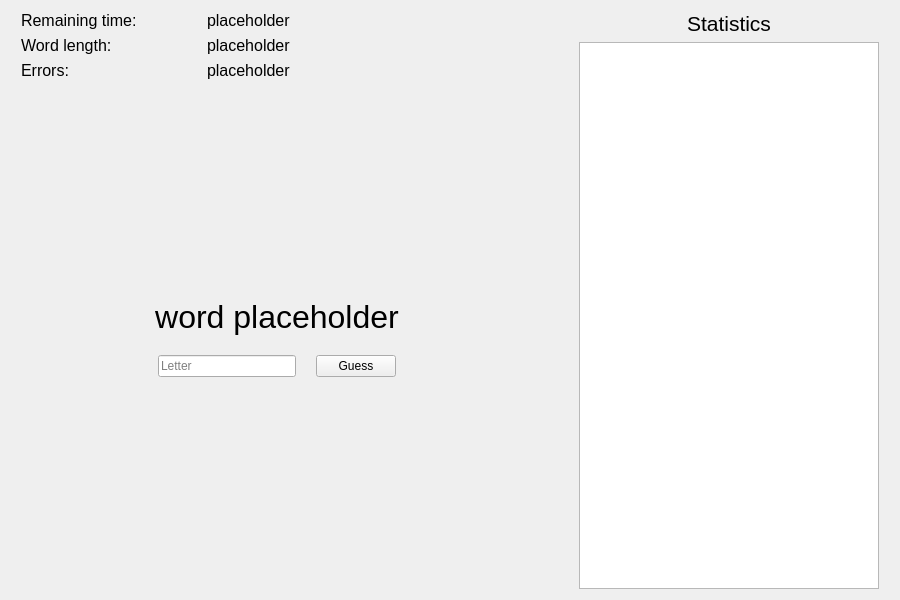
Above: src/client/GameWidget.ui from mikolajdlugolecki/hangman-online before the change. Below: the same form after it.
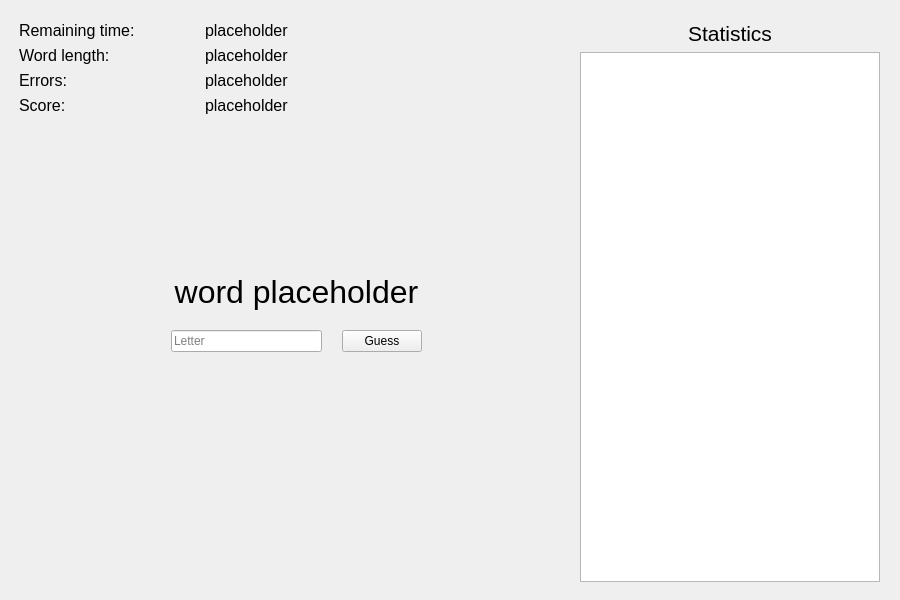
That is the form after the change.

Commit message: Add current user score under other labels

The edit to the form file:
```diff
--- a/src/client/GameWidget.ui
+++ b/src/client/GameWidget.ui
@@ -13,39 +13,19 @@
   <property name="windowTitle">
    <string>Form</string>
   </property>
-  <layout class="QGridLayout" name="gridLayout_2">
-   <item row="0" column="2">
-    <spacer name="horizontalSpacer">
-     <property name="orientation">
-      <enum>Qt::Horizontal</enum>
-     </property>
-     <property name="sizeType">
-      <enum>QSizePolicy::Minimum</enum>
-     </property>
-     <property name="sizeHint" stdset="0">
-      <size>
-       <width>40</width>
-       <height>20</height>
-      </size>
-     </property>
-    </spacer>
-   </item>
-   <item row="0" column="1">
-    <layout class="QGridLayout" name="gridLayout">
-     <item row="6" column="0">
-      <spacer name="verticalSpacer">
-       <property name="orientation">
-        <enum>Qt::Vertical</enum>
-       </property>
-       <property name="sizeHint" stdset="0">
-        <size>
-         <width>20</width>
-         <height>40</height>
-        </size>
-       </property>
-      </spacer>
-     </item>
-     <item row="3" column="0">
+  <widget class="QWidget" name="">
+   <property name="geometry">
+    <rect>
+     <x>19</x>
+     <y>21</y>
+     <width>861</width>
+     <height>561</height>
+    </rect>
+   </property>
+   <layout class="QHBoxLayout" name="horizontalLayout_6">
+    <item>
+     <layout class="QVBoxLayout" name="verticalLayout_3">
+      <item>
       <layout class="QHBoxLayout" name="horizontalLayout">
        <item>
         <widget class="QLabel" name="label_3">
@@ -97,11 +77,162 @@
        </item>
       </layout>
      </item>
-     <item row="8" column="0">
+      <item>
+       <layout class="QHBoxLayout" name="horizontalLayout_2">
+        <item>
+         <widget class="QLabel" name="label">
+          <property name="sizePolicy">
+           <sizepolicy hsizetype="Preferred" vsizetype="Preferred">
+            <horstretch>0</horstretch>
+            <verstretch>0</verstretch>
+           </sizepolicy>
+          </property>
+          <property name="maximumSize">
+           <size>
+            <width>180</width>
+            <height>16777215</height>
+           </size>
+          </property>
+          <property name="font">
+           <font>
+            <pointsize>12</pointsize>
+           </font>
+          </property>
+          <property name="text">
+           <string>Word length:</string>
+          </property>
+          <property name="scaledContents">
+           <bool>false</bool>
+          </property>
+         </widget>
+        </item>
+        <item>
+         <widget class="QLabel" name="wordLengthLabel">
+          <property name="sizePolicy">
+           <sizepolicy hsizetype="Preferred" vsizetype="Preferred">
+            <horstretch>0</horstretch>
+            <verstretch>0</verstretch>
+           </sizepolicy>
+          </property>
+          <property name="font">
+           <font>
+            <pointsize>12</pointsize>
+           </font>
+          </property>
+          <property name="text">
+           <string>placeholder</string>
+          </property>
+          <property name="alignment">
+           <set>Qt::AlignLeading|Qt::AlignLeft|Qt::AlignVCenter</set>
+          </property>
+         </widget>
+        </item>
+       </layout>
+      </item>
+      <item>
+       <layout class="QHBoxLayout" name="horizontalLayout_4">
+        <item>
+         <widget class="QLabel" name="label_2">
+          <property name="sizePolicy">
+           <sizepolicy hsizetype="Preferred" vsizetype="Preferred">
+            <horstretch>0</horstretch>
+            <verstretch>0</verstretch>
+           </sizepolicy>
+          </property>
+          <property name="maximumSize">
+           <size>
+            <width>180</width>
+            <height>16777215</height>
+           </size>
+          </property>
+          <property name="font">
+           <font>
+            <pointsize>12</pointsize>
+           </font>
+          </property>
+          <property name="text">
+           <string>Errors:</string>
+          </property>
+          <property name="alignment">
+           <set>Qt::AlignLeading|Qt::AlignLeft|Qt::AlignVCenter</set>
+          </property>
+         </widget>
+        </item>
+        <item>
+         <widget class="QLabel" name="errorsLabel">
+          <property name="sizePolicy">
+           <sizepolicy hsizetype="Preferred" vsizetype="Preferred">
+            <horstretch>0</horstretch>
+            <verstretch>0</verstretch>
+           </sizepolicy>
+          </property>
+          <property name="font">
+           <font>
+            <pointsize>12</pointsize>
+           </font>
+          </property>
+          <property name="text">
+           <string>placeholder</string>
+          </property>
+          <property name="alignment">
+           <set>Qt::AlignLeading|Qt::AlignLeft|Qt::AlignVCenter</set>
+          </property>
+         </widget>
+        </item>
+       </layout>
+      </item>
+      <item>
+       <layout class="QHBoxLayout" name="horizontalLayout_5">
+        <item>
+         <widget class="QLabel" name="label_5">
+          <property name="maximumSize">
+           <size>
+            <width>180</width>
+            <height>16777215</height>
+           </size>
+          </property>
+          <property name="font">
+           <font>
+            <pointsize>12</pointsize>
+           </font>
+          </property>
+          <property name="text">
+           <string>Score:</string>
+          </property>
+         </widget>
+        </item>
+        <item>
+         <widget class="QLabel" name="scoreLabel">
+          <property name="font">
+           <font>
+            <pointsize>12</pointsize>
+           </font>
+          </property>
+          <property name="text">
+           <string>placeholder</string>
+          </property>
+         </widget>
+        </item>
+       </layout>
+      </item>
+      <item>
       <layout class="QVBoxLayout" name="verticalLayout">
        <property name="spacing">
         <number>20</number>
        </property>
+        <item>
+         <spacer name="verticalSpacer">
+          <property name="orientation">
+           <enum>Qt::Vertical</enum>
+          </property>
+          <property name="sizeHint" stdset="0">
+           <size>
+            <width>20</width>
+            <height>40</height>
+           </size>
+          </property>
+         </spacer>
+        </item>
        <item>
         <widget class="QLabel" name="maskedWordLabel">
          <property name="font">
@@ -172,111 +303,7 @@
        </item>
       </layout>
      </item>
-     <item row="4" column="0">
-      <layout class="QHBoxLayout" name="horizontalLayout_2">
        <item>
-        <widget class="QLabel" name="label">
-         <property name="sizePolicy">
-          <sizepolicy hsizetype="Preferred" vsizetype="Preferred">
-           <horstretch>0</horstretch>
-           <verstretch>0</verstretch>
-          </sizepolicy>
-         </property>
-         <property name="maximumSize">
-          <size>
-           <width>180</width>
-           <height>16777215</height>
-          </size>
-         </property>
-         <property name="font">
-          <font>
-           <pointsize>12</pointsize>
-          </font>
-         </property>
-         <property name="text">
-          <string>Word length:</string>
-         </property>
-         <property name="scaledContents">
-          <bool>false</bool>
-         </property>
-        </widget>
-       </item>
-       <item>
-        <widget class="QLabel" name="wordLengthLabel">
-         <property name="sizePolicy">
-          <sizepolicy hsizetype="Preferred" vsizetype="Preferred">
-           <horstretch>0</horstretch>
-           <verstretch>0</verstretch>
-          </sizepolicy>
-         </property>
-         <property name="font">
-          <font>
-           <pointsize>12</pointsize>
-          </font>
-         </property>
-         <property name="text">
-          <string>placeholder</string>
-         </property>
-         <property name="alignment">
-          <set>Qt::AlignLeading|Qt::AlignLeft|Qt::AlignVCenter</set>
-         </property>
-        </widget>
-       </item>
-      </layout>
-     </item>
-     <item row="5" column="0">
-      <layout class="QHBoxLayout" name="horizontalLayout_4">
-       <item>
-        <widget class="QLabel" name="label_2">
-         <property name="sizePolicy">
-          <sizepolicy hsizetype="Preferred" vsizetype="Preferred">
-           <horstretch>0</horstretch>
-           <verstretch>0</verstretch>
-          </sizepolicy>
-         </property>
-         <property name="maximumSize">
-          <size>
-           <width>180</width>
-           <height>16777215</height>
-          </size>
-         </property>
-         <property name="font">
-          <font>
-           <pointsize>12</pointsize>
-          </font>
-         </property>
-         <property name="text">
-          <string>Errors:</string>
-         </property>
-         <property name="alignment">
-          <set>Qt::AlignLeading|Qt::AlignLeft|Qt::AlignVCenter</set>
-         </property>
-        </widget>
-       </item>
-       <item>
-        <widget class="QLabel" name="errorsLabel">
-         <property name="sizePolicy">
-          <sizepolicy hsizetype="Preferred" vsizetype="Preferred">
-           <horstretch>0</horstretch>
-           <verstretch>0</verstretch>
-          </sizepolicy>
-         </property>
-         <property name="font">
-          <font>
-           <pointsize>12</pointsize>
-          </font>
-         </property>
-         <property name="text">
-          <string>placeholder</string>
-         </property>
-         <property name="alignment">
-          <set>Qt::AlignLeading|Qt::AlignLeft|Qt::AlignVCenter</set>
-         </property>
-        </widget>
-       </item>
-      </layout>
-     </item>
-     <item row="9" column="0">
       <spacer name="verticalSpacer_2">
        <property name="orientation">
         <enum>Qt::Vertical</enum>
@@ -291,23 +318,7 @@
      </item>
     </layout>
    </item>
-   <item row="0" column="4">
-    <spacer name="horizontalSpacer_3">
-     <property name="orientation">
-      <enum>Qt::Horizontal</enum>
-     </property>
-     <property name="sizeType">
-      <enum>QSizePolicy::Fixed</enum>
-     </property>
-     <property name="sizeHint" stdset="0">
-      <size>
-       <width>10</width>
-       <height>20</height>
-      </size>
-     </property>
-    </spacer>
-   </item>
-   <item row="0" column="3">
+    <item>
     <layout class="QVBoxLayout" name="verticalLayout_2">
      <item>
       <widget class="QLabel" name="label_4">
@@ -347,23 +358,8 @@
      </item>
     </layout>
    </item>
-   <item row="0" column="0">
-    <spacer name="horizontalSpacer_2">
-     <property name="orientation">
-      <enum>Qt::Horizontal</enum>
-     </property>
-     <property name="sizeType">
-      <enum>QSizePolicy::Fixed</enum>
-     </property>
-     <property name="sizeHint" stdset="0">
-      <size>
-       <width>10</width>
-       <height>20</height>
-      </size>
-     </property>
-    </spacer>
-   </item>
-  </layout>
+   </layout>
+  </widget>
  </widget>
  <resources/>
  <connections/>
```
Lines whose indentation alone changed are shown as unchanged. The commit also changes 7 other files.
